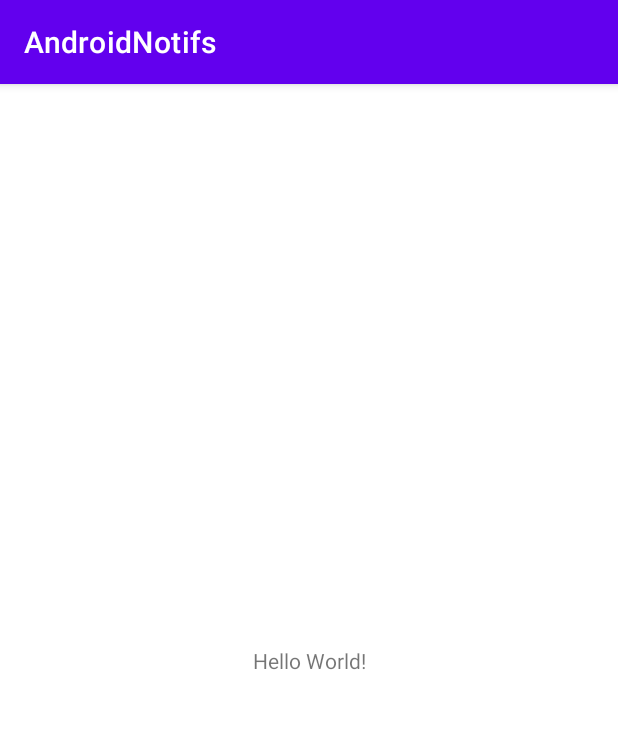
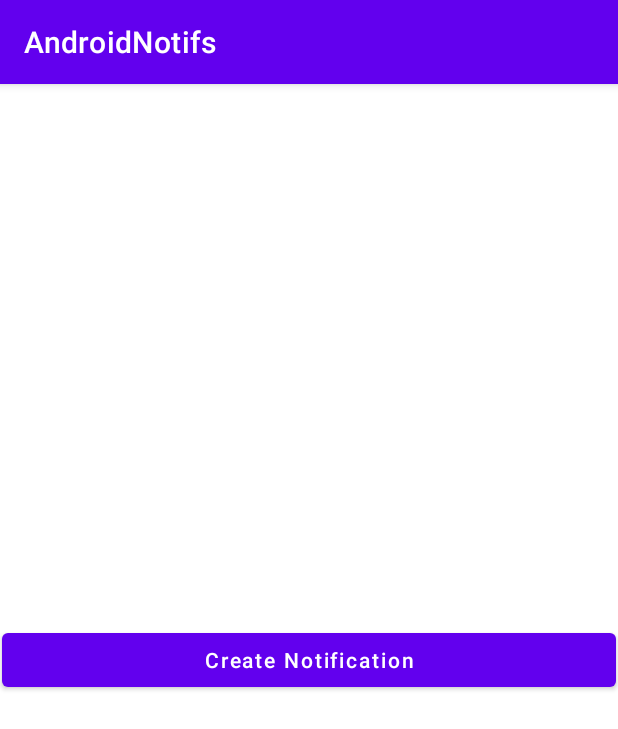
Before and after one commit to iZeroKim/AndroidNotifs, an Android app: the screen it shows after launch (MainActivity), on a phone screen of 412 x 824 dp. Shown: the top 729 px of the screen. Run offline under Robolectric (Android 15) with nearby library versions, the phone set to English and light mode, and no system bars.

Commit message:
Create notification channel

```diff
--- a/app/src/main/java/com/wasusi/androidnotifs/MainActivity.kt
+++ b/app/src/main/java/com/wasusi/androidnotifs/MainActivity.kt
@@ -1,11 +1,47 @@
 package com.wasusi.androidnotifs
 
+import android.app.NotificationChannel
+import android.app.NotificationManager
+import android.graphics.Color
+import android.os.Build
 import androidx.appcompat.app.AppCompatActivity
 import android.os.Bundle
 
 class MainActivity : AppCompatActivity() {
+    /**
+     * We need to first create a notification channel, for devices above android oreo
+     * The channel will host the notifications and hold the configurations we need for the notifications
+     *
+     * Each channel contains
+     *  - channel id : unique string id
+     *  - channel name : channel name
+     * */
+    val CHANNEL_ID = "my_channel_id"
+    val CHANNEL_NAME = "awesome_channel"
     override fun onCreate(savedInstanceState: Bundle?) {
+
+
+
         super.onCreate(savedInstanceState)
         setContentView(R.layout.activity_main)
     }
+
+
+
+    fun createNotificationChannel(){
+        /**
+         * To create a notif channel first check if the device is running on android oreo or higher
+         * A notif channel takes the following parameters
+         *  - channel id
+         *  - channel name
+         *  - importance : dictates how essential a notification is
+         * */
+        if (Build.VERSION.SDK_INT >= Build.VERSION_CODES.O) {
+            val channel = NotificationChannel(CHANNEL_ID, CHANNEL_NAME, NotificationManager.IMPORTANCE_HIGH).apply {
+                lightColor = Color.CYAN
+                enableLights(true)
+                enableVibration(true)
+            }
+        }
+    }
 }
--- a/app/src/main/res/layout/activity_main.xml
+++ b/app/src/main/res/layout/activity_main.xml
@@ -6,13 +6,15 @@
     android:layout_height="match_parent"
     tools:context=".MainActivity">
 
-    <TextView
-        android:layout_width="wrap_content"
+    <Button
+        android:id="@+id/showNotifs"
+        android:layout_width="409dp"
         android:layout_height="wrap_content"
-        android:text="Hello World!"
+        android:text="Create Notification"
+        android:textAllCaps="false"
         app:layout_constraintBottom_toBottomOf="parent"
-        app:layout_constraintLeft_toLeftOf="parent"
-        app:layout_constraintRight_toRightOf="parent"
+        app:layout_constraintEnd_toEndOf="parent"
+        app:layout_constraintStart_toStartOf="parent"
         app:layout_constraintTop_toTopOf="parent" />
 
 </androidx.constraintlayout.widget.ConstraintLayout>
```
